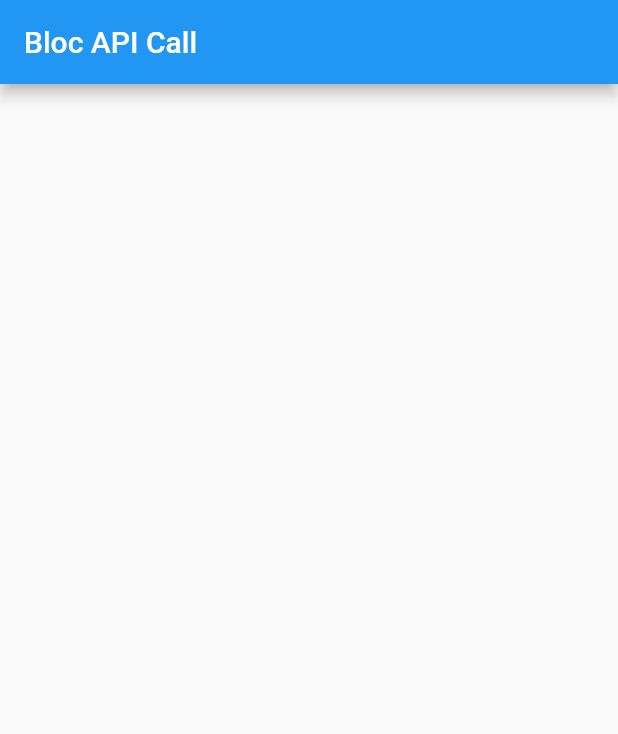
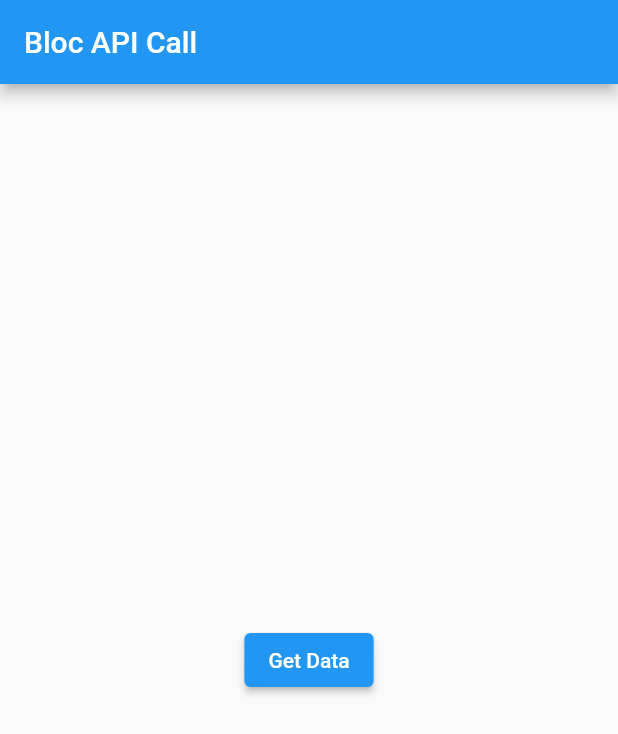
Before and after one commit to pyae-phyoe-naing/Bloc_API_Call_Test, a Flutter app: the screen it shows after launch, on a phone screen of 412 x 824 dp. Shown: the top 734 px of the screen. Run offline on Flutter 3.47's test engine with Material 2 defaults, Android fonts, the phone set to English and light mode, and no system bars; our stand-ins replace bloc, flutter_bloc.

Commit message:
api call bloc

```diff
--- /dev/null
+++ b/lib/bloc/api_bloc.dart
@@ -0,0 +1,20 @@
+import 'package:bloc/bloc.dart';
+import 'package:bloc_api_call/data/api_service.dart';
+import 'package:meta/meta.dart';
+
+part 'api_event.dart';
+part 'api_state.dart';
+
+class ApiBloc extends Bloc<ApiEvent, ApiState> {
+  ApiBloc() : super(ApiInitial()) {
+    on<GetDataEvent>((event, emit) async{
+      try{
+        emit(ApiLoading());
+        String data = await getData(key:event.key);
+        emit(ApiSuccess(data));
+      }catch(e){
+        emit(ApiFail(e.toString()));
+      }
+    });
+  }
+}
--- /dev/null
+++ b/lib/bloc/api_event.dart
@@ -0,0 +1,9 @@
+part of 'api_bloc.dart';
+
+@immutable
+abstract class ApiEvent {}
+
+class GetDataEvent extends ApiEvent {
+  final String key;
+  GetDataEvent(this.key);
+}
--- /dev/null
+++ b/lib/bloc/api_state.dart
@@ -0,0 +1,18 @@
+part of 'api_bloc.dart';
+
+@immutable
+abstract class ApiState {}
+
+class ApiInitial extends ApiState {}
+
+class ApiLoading extends ApiState {}
+
+class ApiSuccess extends ApiState {
+  final String data;
+  ApiSuccess(this.data);
+}
+
+class ApiFail extends ApiState {
+  final String errorMsg;
+  ApiFail(this.errorMsg);
+}
--- /dev/null
+++ b/lib/data/api_service.dart
@@ -0,0 +1,8 @@
+Future<String> getData({required String key}) async {
+  if (key == 'xxx') {
+    await Future.delayed(const Duration(seconds: 3));
+    return 'Data get from API';
+  } else {
+   return await Future.delayed(const Duration(seconds: 3), () => Future.error('Something wrong'));
+  }
+}
--- a/lib/main.dart
+++ b/lib/main.dart
@@ -1,4 +1,6 @@
+import 'package:bloc_api_call/bloc/api_bloc.dart';
 import 'package:flutter/material.dart';
+import 'package:flutter_bloc/flutter_bloc.dart';
 
 void main() {
   runApp(const MyApp());
@@ -9,8 +11,11 @@ class MyApp extends StatelessWidget {
 
   @override
   Widget build(BuildContext context) {
-    return const MaterialApp(
-      home: Home(),
+    return MaterialApp(
+      home: BlocProvider(
+        create: (context) => ApiBloc(),
+        child: const Home(),
+      ),
     );
   }
 }
@@ -20,8 +25,36 @@ class Home extends StatelessWidget {
 
   @override
   Widget build(BuildContext context) {
+    ApiBloc apiBloc = BlocProvider.of<ApiBloc>(context);
     return Scaffold(
-      appBar: AppBar(title:const Text('Bloc API Call')),
+      appBar: AppBar(title: const Text('Bloc API Call')),
+      body: BlocBuilder<ApiBloc, ApiState>(
+        builder: (context, state) {
+          if (state is ApiLoading) {
+            return const Center(
+              child: CircularProgressIndicator(),
+            );
+          } else if (state is ApiFail) {
+            return Center(
+              child: Text(state.errorMsg),
+            );
+          } else if (state is ApiSuccess) {
+            return Center(
+              child: Text(
+                state.data,
+                style: const TextStyle(fontSize: 30),
+              ),
+            );
+          }
+          return Container(
+            alignment: Alignment.center,
+            child: ElevatedButton(
+              onPressed: () => apiBloc.add(GetDataEvent('xxx')),
+              child: const Text('Get Data'),
+            ),
+          );
+        },
+      ),
     );
   }
 }
--- a/pubspec.yaml
+++ b/pubspec.yaml
@@ -3,7 +3,7 @@ description: A new Flutter project.
 
 # The following line prevents the package from being accidentally published to
 # pub.dev using `flutter pub publish`. This is preferred for private packages.
-publish_to: 'none' # Remove this line if you wish to publish to pub.dev
+publish_to: "none" # Remove this line if you wish to publish to pub.dev
 
 # The following defines the version and build number for your application.
 # A version number is three numbers separated by dots, like 1.2.43
@@ -30,10 +30,10 @@ dependencies:
   flutter:
     sdk: flutter
 
-
   # The following adds the Cupertino Icons font to your application.
   # Use with the CupertinoIcons class for iOS style icons.
   cupertino_icons: ^1.0.2
+  flutter_bloc: ^8.1.1
 
 dev_dependencies:
   flutter_test:
@@ -51,7 +51,6 @@ dev_dependencies:
 
 # The following section is specific to Flutter packages.
 flutter:
-
   # The following line ensures that the Material Icons font is
   # included with your application, so that you can use the icons in
   # the material Icons class.
```
Also changed, not shown: pubspec.lock.
